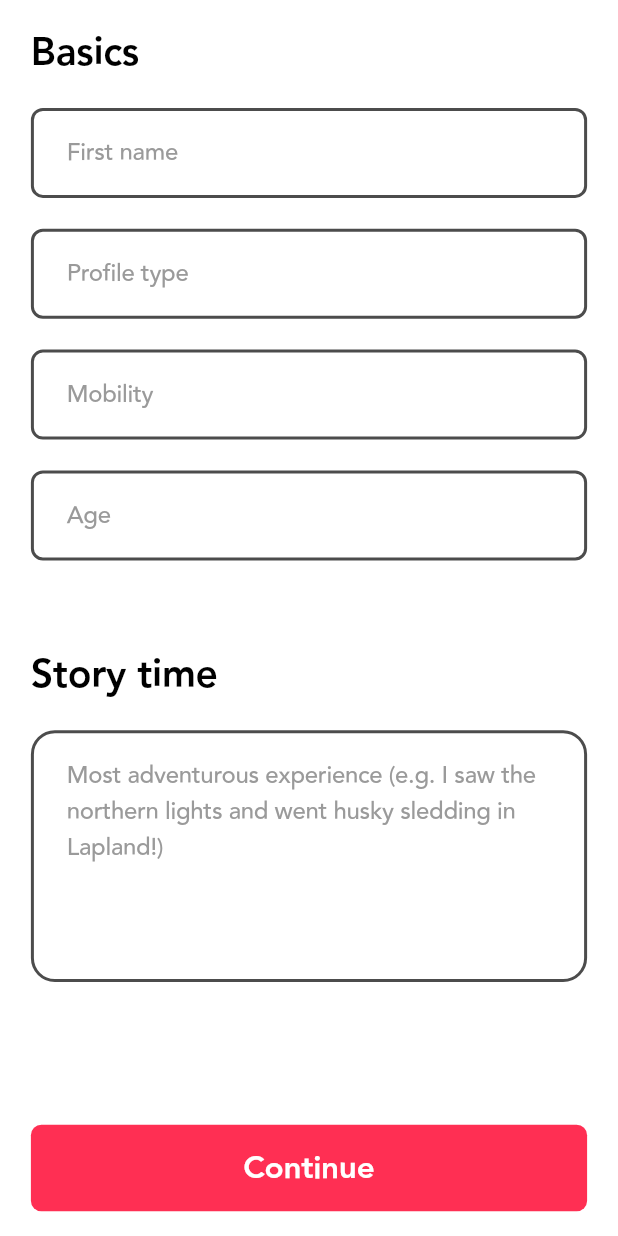
After one commit to sdoshi983/flutter_dating_app, a Flutter app: the SignUpScreen screen opened by its route, on a phone screen of 412 x 824 dp. The commit adds this screen. Run offline on Flutter 3.47's test engine with Material 3 defaults, Android fonts, the phone set to English and light mode, and no system bars; our stand-ins replace auto_route; generated files the repository leaves out were written again.

Commit message:
feat(signUp): create sign up screen UI, add reusable components

```diff
--- a/lib/main.dart
+++ b/lib/main.dart
@@ -1,6 +1,4 @@
-import 'package:auto_route/auto_route.dart';
 import 'package:flutter/material.dart';
-import 'package:flutter_dating_app/navigation/routes.dart';
 import 'package:flutter_dating_app/utils/utils.dart';
 
 void main() {
@@ -12,7 +10,6 @@ class MyApp extends StatelessWidget {
 
   @override
   Widget build(BuildContext context) {
-    Constants.appRouter = AppRouter();
     return MaterialApp.router(
       title: 'Dating app',
       theme: AppTheme.getAppThemeData(), // setting up app theme
--- a/lib/navigation/routes.dart
+++ b/lib/navigation/routes.dart
@@ -7,6 +7,7 @@ class AppRouter extends $AppRouter {
 
   @override
   List<AutoRoute> get routes => [
-        AutoRoute(page: LandingRoute.page, initial: true) // this is the initial route of the app
+        AutoRoute(page: LandingRoute.page, initial: true), // this is the initial route of the app
+        AutoRoute(page: SignUpRoute.page)
       ];
 }
--- a/lib/screens/landing_screen/view/landing_screen.dart
+++ b/lib/screens/landing_screen/view/landing_screen.dart
@@ -1,5 +1,6 @@
 import 'package:auto_route/auto_route.dart';
 import 'package:flutter/material.dart';
+import 'package:flutter_dating_app/navigation/routes.gr.dart';
 import 'package:flutter_dating_app/screens/screens.dart';
 import 'package:flutter_dating_app/utils/utils.dart';
 
@@ -64,7 +65,6 @@ class LandingScreen extends StatelessWidget {
                           textStyle: Theme.of(context).textTheme.bodyLarge!.copyWith(
                                 color: AppTheme.grey,
                               ),
-                          containerColor: AppTheme.secondary,
                           borderColor: AppTheme.black,
                         ),
                         SizedBox(height: context.screenHeight * 0.01),
@@ -81,8 +81,8 @@ class LandingScreen extends StatelessWidget {
                           textStyle: Theme.of(context).textTheme.bodyLarge!.copyWith(
                                 color: AppTheme.black,
                               ),
-                          containerColor: AppTheme.secondary,
                           borderColor: AppTheme.black,
+                          onTap: () => context.pushRoute(const SignUpRoute()),
                         ),
                         SizedBox(height: context.screenHeight * 0.015),
                         RichText(
@@ -101,7 +101,7 @@ class LandingScreen extends StatelessWidget {
                                 ),
                                 TextSpan(
                                   text: ' Privacy Policy ',
-                                  style: Theme.of(context).textTheme.titleSmall!.copyWith(color: AppTheme.secondary),
+                                  style: Theme.of(context).textTheme.titleSmall!.copyWith(color: AppTheme.davysGrey),
                                 ),
                                 TextSpan(
                                   text: 'and',
@@ -109,7 +109,7 @@ class LandingScreen extends StatelessWidget {
                                 ),
                                 TextSpan(
                                   text: ' Cookies Policy',
-                                  style: Theme.of(context).textTheme.titleSmall!.copyWith(color: AppTheme.secondary),
+                                  style: Theme.of(context).textTheme.titleSmall!.copyWith(color: AppTheme.davysGrey),
                                 ),
                                 TextSpan(
                                   text: '.',
--- a/lib/screens/landing_screen/widgets/sign_in_type_widget.dart
+++ b/lib/screens/landing_screen/widgets/sign_in_type_widget.dart
@@ -1,5 +1,5 @@
 import 'package:flutter/material.dart';
-import 'package:flutter_dating_app/utils/extensions.dart';
+import 'package:flutter_dating_app/utils/utils.dart';
 
 class SignInTypeWidget extends StatelessWidget {
   const SignInTypeWidget({
@@ -9,6 +9,7 @@ class SignInTypeWidget extends StatelessWidget {
     this.borderColor,
     this.containerColor,
     this.textStyle,
+    this.onTap,
   });
 
   final String? text;
@@ -16,10 +17,13 @@ class SignInTypeWidget extends StatelessWidget {
   final Color? borderColor;
   final Color? containerColor;
   final TextStyle? textStyle;
+  final VoidCallback? onTap;
 
   @override
   Widget build(BuildContext context) {
-    return Container(
+    return GestureDetector(
+      onTap: onTap,
+      child: Container(
         decoration: BoxDecoration(
           borderRadius: BorderRadius.circular(96),
           border: borderColor != null
@@ -28,7 +32,7 @@ class SignInTypeWidget extends StatelessWidget {
                   width: 2,
                 )
               : null,
-        color: containerColor,
+          color: containerColor ?? AppTheme.secondary,
         ),
         padding: EdgeInsets.symmetric(
           horizontal: context.screenWidth * 0.04,
@@ -43,6 +47,7 @@ class SignInTypeWidget extends StatelessWidget {
             )
           ],
         ),
+      ),
     );
   }
 }
--- /dev/null
+++ b/lib/screens/sign_up/view/sign_up_screen.dart
@@ -0,0 +1,81 @@
+import 'package:auto_route/annotations.dart';
+import 'package:flutter/material.dart';
+import 'package:flutter_dating_app/utils/utils.dart';
+import 'package:flutter_dating_app/widgets/widgets.dart';
+
+@RoutePage()
+class SignUpScreen extends StatelessWidget {
+  const SignUpScreen({super.key});
+
+  @override
+  Widget build(BuildContext context) {
+    return Scaffold(
+      body: SafeArea(
+        child: Padding(
+          padding: EdgeInsets.symmetric(
+            horizontal: context.screenWidth * 0.05,
+            vertical: context.screenHeight * 0.02,
+          ),
+          child: SingleChildScrollView(
+            physics: const BouncingScrollPhysics(),
+            child: Column(
+              crossAxisAlignment: CrossAxisAlignment.start,
+              children: [
+                Text(
+                  'Basics',
+                  style: Theme.of(context).textTheme.bodyLarge!.copyWith(
+                        fontWeight: FontWeight.w800,
+                        fontSize: 26,
+                      ),
+                ),
+                SizedBox(height: context.screenHeight * 0.02),
+                const PrimaryTextField(
+                  labelText: 'First name',
+                ),
+                SizedBox(height: context.screenHeight * 0.025),
+                const PrimaryTextField(
+                  labelText: 'Profile type',
+                ),
+                SizedBox(height: context.screenHeight * 0.025),
+                const PrimaryTextField(
+                  labelText: 'Mobility',
+                ),
+                SizedBox(height: context.screenHeight * 0.025),
+                const PrimaryTextField(
+                  labelText: 'Age',
+                  textInputType: TextInputType.number,
+                ),
+                SizedBox(height: context.screenHeight * 0.07),
+                Text(
+                  'Story time',
+                  style: Theme.of(context).textTheme.bodyLarge!.copyWith(
+                        fontWeight: FontWeight.w800,
+                        fontSize: 26,
+                      ),
+                ),
+                SizedBox(height: context.screenHeight * 0.02),
+                const PrimaryTextField(
+                  hintText: 'Most adventurous experience (e.g. I saw the northern lights and went husky sledding in Lapland!)',
+                  maxLines: 5,
+                  borderRadius: 16,
+                ),
+                SizedBox(height: context.screenHeight * 0.12),
+              ],
+            ),
+          ),
+        ),
+      ),
+      bottomSheet: Container(
+        color: AppTheme.secondary,
+        padding: EdgeInsets.symmetric(
+          horizontal: context.screenWidth * 0.05,
+          vertical: context.screenHeight * 0.02,
+        ),
+        child: const PrimaryButton(
+          buttonText: 'Continue',
+          borderRadius: 7,
+        ),
+      ),
+    );
+  }
+}
--- a/lib/utils/app_theme.dart
+++ b/lib/utils/app_theme.dart
@@ -1,4 +1,6 @@
 import 'package:flutter/material.dart';
+
+// this is the theme file all over the app. All the colors, text styles, font families, font weights etc are defined here
 
 class AppTheme {
   const AppTheme();
@@ -12,9 +14,14 @@ class AppTheme {
 
   // grey shades
   static const Color grey = Colors.grey;
+  static const Color quartz = Color(0xFF4C4C4C);
+  static const Color spanishGray = Color(0xFF9A9A9A);
 
   // blue shades
   static const Color davysGrey = Color(0xFF5C4C5A);
+
+  // red shades
+  static const Color red = Colors.red;
 
   // theme data
   static ThemeData getAppThemeData() => ThemeData(
--- a/lib/utils/asset_paths.dart
+++ b/lib/utils/asset_paths.dart
@@ -1,3 +1,5 @@
+// define all your asset paths here. Instead of writing the direct path in the UI, creating a variable helps us a lot in many cases
+
 const imgAppLogo = 'assets/images/img_app_logo.png';
 const imgRealUsers = 'assets/images/img_real_users.png';
 const imgLandingBg = 'assets/images/img_landing_bg.png';
--- a/lib/utils/constants.dart
+++ b/lib/utils/constants.dart
@@ -1,5 +1,7 @@
 import 'package:flutter_dating_app/navigation/routes.dart';
 
+// define all the app global constants & variables here
+
 class Constants {
-  static late AppRouter appRouter;
+  static AppRouter appRouter = AppRouter();
 }
--- a/lib/utils/extensions.dart
+++ b/lib/utils/extensions.dart
@@ -1,6 +1,10 @@
 import 'package:flutter/cupertino.dart';
 
+// add all the extensions here
+
 extension ContextExtensions on BuildContext {
+  // ContextExtensions are the extensions on BuildContext.
+
   double get screenHeight => MediaQuery.of(this).size.height;
 
   double get screenWidth => MediaQuery.of(this).size.width;
--- /dev/null
+++ b/lib/widgets/adaptive_platform_loader.dart
@@ -0,0 +1,26 @@
+import 'package:flutter/material.dart';
+import 'package:flutter_dating_app/utils/utils.dart';
+
+class AdaptivePlatformLoader extends StatelessWidget {
+  const AdaptivePlatformLoader({
+    super.key,
+    this.color,
+    this.height,
+    this.width,
+  });
+  final Color? color;
+  final double? height;
+  final double? width;
+  @override
+  Widget build(BuildContext context) {
+    return SizedBox(
+      width: width,
+      height: height,
+      child: Center(
+        child: CircularProgressIndicator(
+          color: color ?? AppTheme.primary,
+        ),
+      ),
+    );
+  }
+}
--- /dev/null
+++ b/lib/widgets/primary_app_bar.dart
@@ -0,0 +1,37 @@
+import 'package:flutter/material.dart';
+
+// this is the reusable app bar component. It will be used all over the app.
+
+class PrimaryAppBar extends StatelessWidget implements PreferredSizeWidget {
+  const PrimaryAppBar({
+    super.key,
+    this.title,
+    this.textStyle,
+    this.centerTitle = false,
+    this.automaticallyImplyLeading = true,
+  });
+
+  final String? title;
+  final TextStyle? textStyle;
+  final bool centerTitle;
+  final bool automaticallyImplyLeading;
+
+  @override
+  Widget build(BuildContext context) {
+    return AppBar(
+      title: Text(
+        title ?? '',
+        style: textStyle ??
+            Theme.of(context).textTheme.bodyLarge!.copyWith(
+                  fontWeight: FontWeight.w800,
+                  fontSize: 26,
+                ),
+      ),
+      centerTitle: centerTitle,
+      automaticallyImplyLeading: automaticallyImplyLeading,
+    );
+  }
+
+  @override
+  Size get preferredSize => const Size.fromHeight(kToolbarHeight);
+}
--- /dev/null
+++ b/lib/widgets/primary_button.dart
@@ -0,0 +1,55 @@
+import 'package:flutter/material.dart';
+import 'package:flutter_dating_app/utils/utils.dart';
+
+class PrimaryButton extends StatelessWidget {
+  const PrimaryButton({
+    Key? key,
+    required this.buttonText,
+    this.onTap,
+    this.buttonColor = AppTheme.primary,
+    this.textColor = AppTheme.secondary,
+    this.width,
+    this.height,
+    this.borderRadius,
+    this.isLoading = false,
+    this.isDisable = false,
+  }) : super(key: key);
+
+  final bool isDisable;
+  final Color buttonColor;
+  final Color textColor;
+  final String? buttonText;
+  final VoidCallback? onTap;
+  final double? width;
+  final double? height;
+  final double? borderRadius;
+  final bool isLoading;
+
+  @override
+  Widget build(BuildContext context) {
+    return GestureDetector(
+      onTap: isDisable ? null : onTap,
+      child: Container(
+        width: width ?? double.infinity,
+        height: height ?? context.screenHeight * 0.07,
+        decoration: BoxDecoration(
+          color: isDisable ? AppTheme.grey : buttonColor,
+          borderRadius: BorderRadius.circular(borderRadius ?? 12),
+        ),
+        child: Align(
+          child: isLoading
+              ? const CircularProgressIndicator(
+                  color: AppTheme.secondary,
+                )
+              : Text(
+                  buttonText!,
+                  style: Theme.of(context).textTheme.bodyLarge!.copyWith(
+                        color: textColor,
+                        fontSize: 21,
+                      ),
+                ),
+        ),
+      ),
+    );
+  }
+}
--- /dev/null
+++ b/lib/widgets/primary_textfield.dart
@@ -0,0 +1,171 @@
+import 'package:flutter/material.dart';
+import 'package:flutter/services.dart';
+import 'package:flutter_dating_app/utils/utils.dart';
+
+class PrimaryTextField extends StatefulWidget {
+  const PrimaryTextField({
+    Key? key,
+    this.margin,
+    this.hintText,
+    this.fillColor,
+    this.borderColor,
+    this.suffix,
+    this.prefix,
+    this.enabled,
+    this.textInputType,
+    this.labelTextStyle,
+    this.hintTextStyle,
+    this.onChanged,
+    this.inputFormatters,
+    this.validator,
+    this.controller,
+    this.onSubmitted,
+    this.labelText,
+    this.autoFocus,
+    this.style,
+    this.textAlign,
+    this.errorTextStyle,
+    this.obscureText = false,
+    this.borderRadius,
+    this.textInputAction,
+    this.maxLines,
+  }) : super(key: key);
+  final bool? enabled;
+  final String? hintText;
+  final Widget? suffix;
+  final Widget? prefix;
+  final Function(String)? onChanged;
+  final List<TextInputFormatter>? inputFormatters;
+
+  final TextEditingController? controller;
+  final EdgeInsets? margin;
+  final Function(String value)? onSubmitted;
+  final String? labelText;
+  final TextStyle? labelTextStyle;
+  final TextStyle? hintTextStyle;
+  final Color? fillColor;
+  final Color? borderColor;
+  final TextInputType? textInputType;
+  final TextInputAction? textInputAction;
+  final String? Function(String?)? validator;
+  final bool? autoFocus;
+  final TextStyle? style;
+  final TextAlign? textAlign;
+  final TextStyle? errorTextStyle;
+  final bool obscureText;
+  final double? borderRadius;
+  final int? maxLines;
+
+  @override
+  State<PrimaryTextField> createState() => _PrimaryTextFieldState();
+}
+
+class _PrimaryTextFieldState extends State<PrimaryTextField> {
+  final FocusNode _textFieldFocus = FocusNode();
+  late Color focusColor;
+  late Color borderColor;
+
+  @override
+  void initState() {
+    focusColor = widget.fillColor ?? AppTheme.secondary;
+    borderColor = widget.fillColor ?? widget.borderColor ?? AppTheme.quartz;
+    _textFieldFocus.addListener(() {
+      if (_textFieldFocus.hasFocus) {
+        setState(() {
+          focusColor = AppTheme.secondary;
+          borderColor = widget.borderColor ?? AppTheme.quartz;
+        });
+      } else {
+        setState(() {
+          focusColor = widget.fillColor ?? AppTheme.secondary;
+          borderColor = widget.fillColor ?? widget.borderColor ?? AppTheme.quartz;
+        });
+      }
+    });
+    super.initState();
+  }
+
+  @override
+  Widget build(BuildContext context) {
+    return Padding(
+      padding: widget.margin ?? EdgeInsets.zero,
+      child: TextFormField(
+        inputFormatters: widget.inputFormatters,
+        style: widget.style,
+        enabled: widget.enabled ?? true,
+        cursorColor: AppTheme.black.withOpacity(0.6),
+        cursorWidth: 3,
+        maxLines: widget.maxLines,
+        keyboardType: widget.textInputType,
+        onChanged: (value) => widget.onChanged,
+        validator: widget.validator,
+        controller: widget.controller,
+        autofocus: widget.autoFocus ?? false,
+        onFieldSubmitted: (value) => widget.onSubmitted,
+        focusNode: _textFieldFocus,
+        textAlign: widget.textAlign ?? TextAlign.start,
+        obscureText: widget.obscureText,
+        textInputAction: widget.textInputAction ?? TextInputAction.next,
+        decoration: InputDecoration(
+          filled: true,
+          fillColor: focusColor,
+          errorBorder: OutlineInputBorder(
+            borderRadius: BorderRadius.circular(widget.borderRadius ?? 12),
+            borderSide: const BorderSide(color: AppTheme.red),
+          ),
+          suffixIcon: widget.suffix != null
+              ? Padding(
+                  padding: const EdgeInsets.only(right: 12),
+                  child: widget.suffix,
+                )
+              : null,
+          suffixIconConstraints: const BoxConstraints(maxWidth: 32, maxHeight: 30),
+          prefixIcon: widget.prefix != null
+              ? Padding(
+                  padding: const EdgeInsets.symmetric(horizontal: 20),
+                  child: widget.prefix,
+                )
+              : null,
+          contentPadding: EdgeInsets.symmetric(
+            vertical: context.screenHeight * 0.02,
+            horizontal: widget.prefix != null ? 12 : 20,
+          ),
+          border: OutlineInputBorder(
+            borderRadius: BorderRadius.circular(widget.borderRadius ?? 8),
+            borderSide: BorderSide(
+              color: borderColor,
+              width: 2,
+            ),
+          ),
+          disabledBorder: OutlineInputBorder(
+            borderRadius: BorderRadius.circular(widget.borderRadius ?? 8),
+            borderSide: BorderSide(
+              color: borderColor,
+              width: 2,
+            ),
+          ),
+          focusedBorder: OutlineInputBorder(
+            borderRadius: BorderRadius.circular(widget.borderRadius ?? 8),
+            borderSide: BorderSide(
+              color: widget.borderColor ?? AppTheme.quartz,
+              width: 2,
+            ),
+          ),
+          enabledBorder: OutlineInputBorder(
+            borderRadius: BorderRadius.circular(widget.borderRadius ?? 8),
+            borderSide: BorderSide(
+              color: borderColor,
+              width: 2,
+            ),
+          ),
+          hintText: widget.hintText,
+          labelText: widget.labelText,
+          labelStyle: widget.labelTextStyle ?? Theme.of(context).textTheme.titleMedium!.copyWith(color: AppTheme.spanishGray),
+          floatingLabelStyle: Theme.of(context).textTheme.titleMedium!.copyWith(color: AppTheme.primary),
+          errorStyle: widget.errorTextStyle,
+          hintStyle: widget.hintTextStyle ?? Theme.of(context).textTheme.titleMedium!.copyWith(color: AppTheme.spanishGray),
+        ),
+      ),
+    );
+  }
+}
--- /dev/null
+++ b/lib/widgets/widgets.dart
@@ -0,0 +1,4 @@
+export 'primary_app_bar.dart';
+export 'adaptive_platform_loader.dart';
+export 'primary_button.dart';
+export 'primary_textfield.dart';
```
Lines whose indentation alone changed are shown as unchanged.
